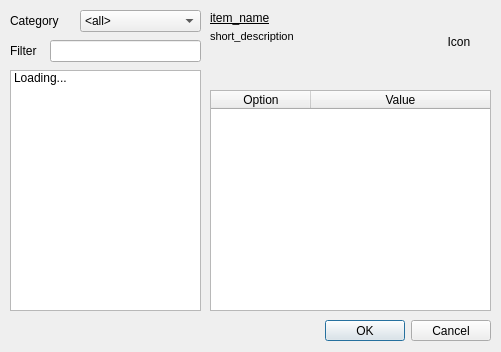
Qt form starcheat/templates/ItemBrowser.ui (wizzomafizzo/starcheat) before a commit.
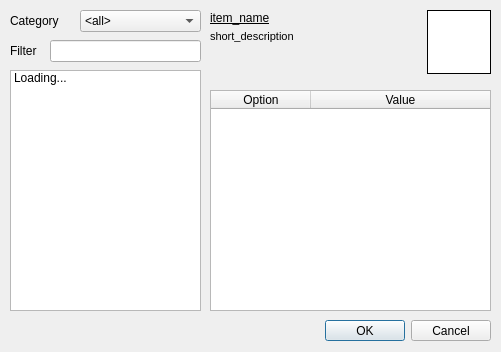
The same form after that commit.

Commit message: Split dialogs into separate classes, UI tweaks

What changed in the file:
```diff
--- a/starcheat/templates/ItemBrowser.ui
+++ b/starcheat/templates/ItemBrowser.ui
@@ -199,11 +199,14 @@
      <height>64</height>
     </rect>
    </property>
+   <property name="styleSheet">
+    <string notr="true">background-color: white</string>
+   </property>
    <property name="frameShape">
-    <enum>QFrame::NoFrame</enum>
+    <enum>QFrame::Box</enum>
    </property>
    <property name="text">
-    <string>Icon</string>
+    <string/>
    </property>
    <property name="alignment">
     <set>Qt::AlignCenter</set>
```
The commit also changes 4 other files.
